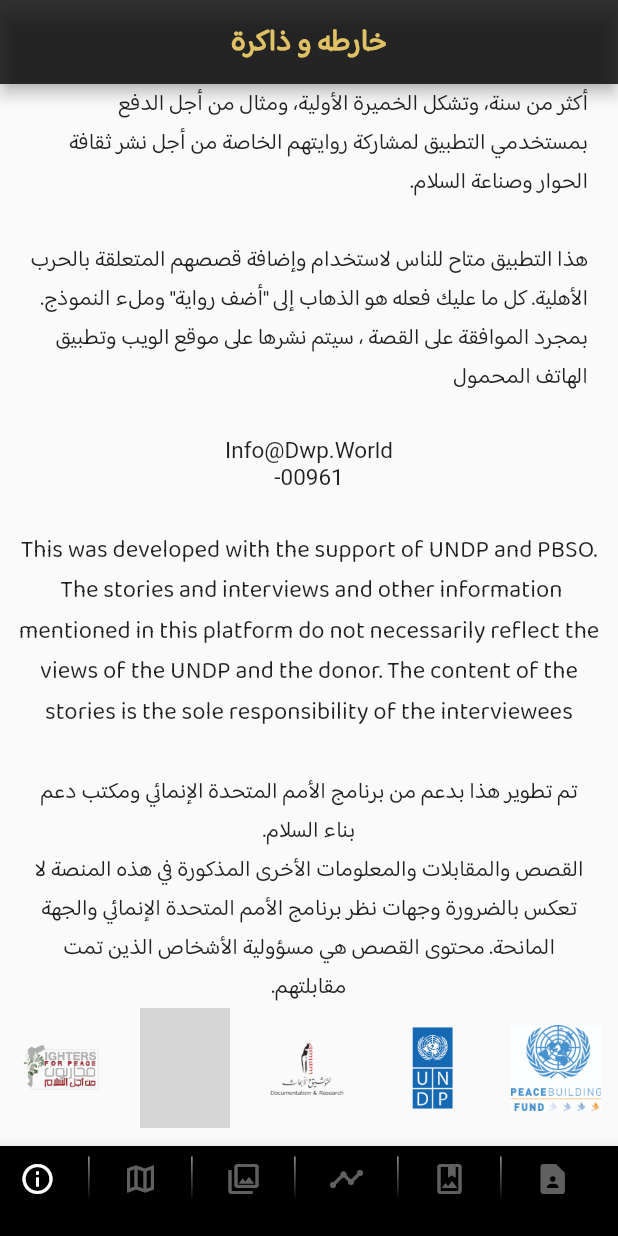
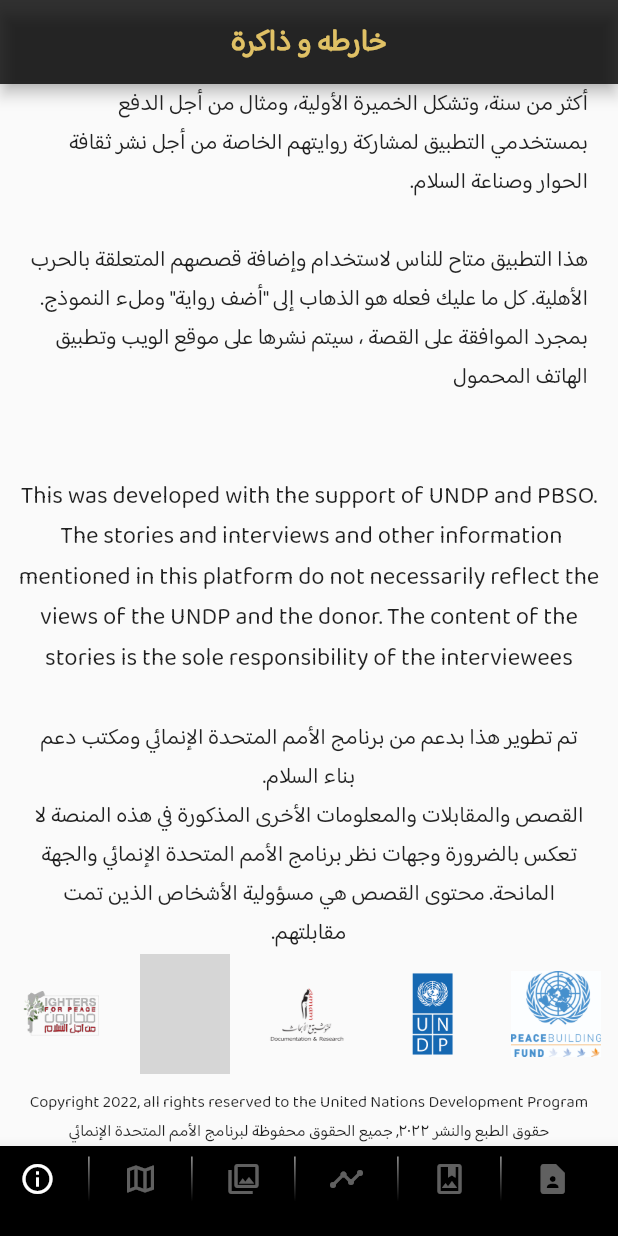
Before and after one commit to MohamadAMP/DealWithPast, a Flutter app: the screen it shows after launch, scrolled down 463 dp, on a phone screen of 412 x 824 dp. Run offline on Flutter 3.47's test engine with Material 2 defaults, Android fonts, the phone set to English and light mode, and no system bars; our stand-ins replace carousel_slider, dio, file_picker, firebase_auth, firebase_core, flutter_easyloading and 11 more; missing offline and left inert: firebase_auth_web, firebase_core_web, flutter_email_sender, geolocator_web, google_maps_cluster_manager, google_place and 4 more; accounts and stored records are empty; grey boxes are pictures that could not be loaded.

Commit message:
minor edits

```diff
--- a/lib/Homepages/startPage.dart
+++ b/lib/Homepages/startPage.dart
@@ -41,12 +41,12 @@ class StartPage extends StatelessWidget {
               ),
             ),
           ),
-          const Center(
-            child: Text('Info@Dwp.World'),
-          ),
-          const Center(
-            child: Text('00961-'),
-          ),
+          // const Center(
+          //   child: Text('Info@Dwp.World'),
+          // ),
+          // const Center(
+          //   child: Text('00961-'),
+          // ),
           const Padding(
             padding: EdgeInsets.fromLTRB(7, 0, 7, 0),
             child: Directionality(
--- a/lib/View Stories/StoryWidgetAll.dart
+++ b/lib/View Stories/StoryWidgetAll.dart
@@ -43,7 +43,7 @@ enum SocialMedia { facebook, twitter, whatsapp, instagram }
 
 class _StoryWidgetAllState extends State<StoryWidgetAll> {
   Future share(SocialMedia socialPlatform) async {
-    final text = widget.story.title;
+    final text = widget.story.title + ' ';
     final urlShare = Uri.encodeComponent(widget.story.link);
 
     final urls = {
--- a/lib/View Stories/StoryWidgetImgOnly.dart
+++ b/lib/View Stories/StoryWidgetImgOnly.dart
@@ -40,7 +40,7 @@ enum SocialMedia { facebook, twitter, whatsapp, instagram }
 
 class _StoryWidgetImgOnlyState extends State<StoryWidgetImgOnly> {
   Future share(SocialMedia socialPlatform) async {
-    final text = widget.story.title;
+    final text = widget.story.title + " ";
     final urlShare = Uri.encodeComponent(widget.story.link);
 
     final urls = {
```
Also changed, not shown: lib/Map/map.dart (+24 -24 lines), 2 other files.
